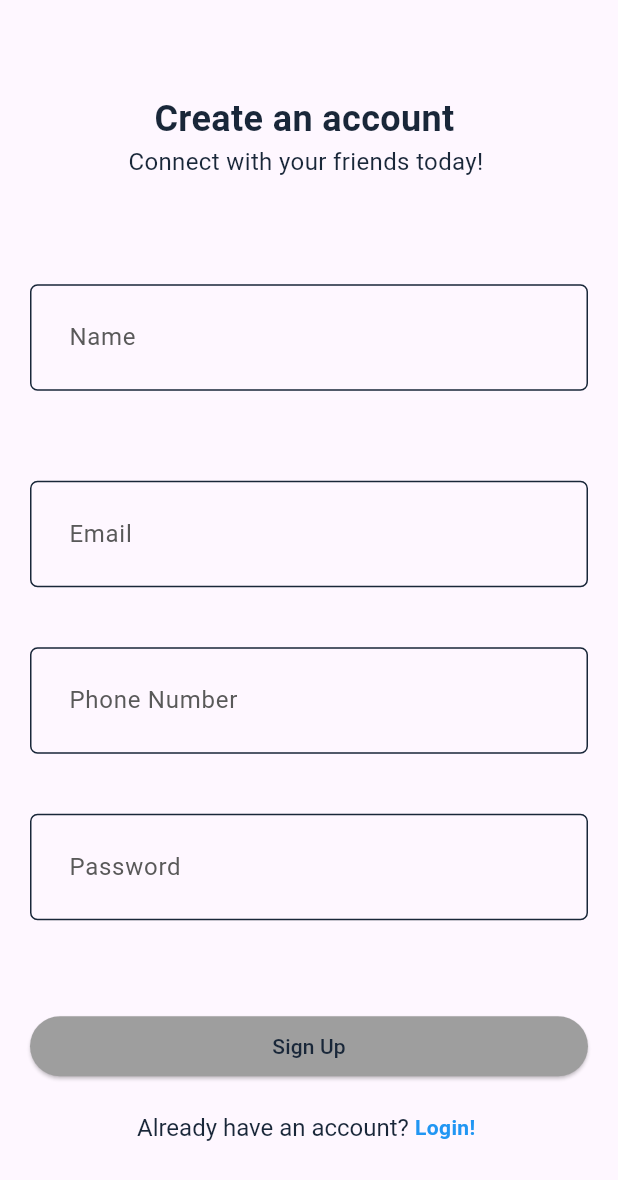
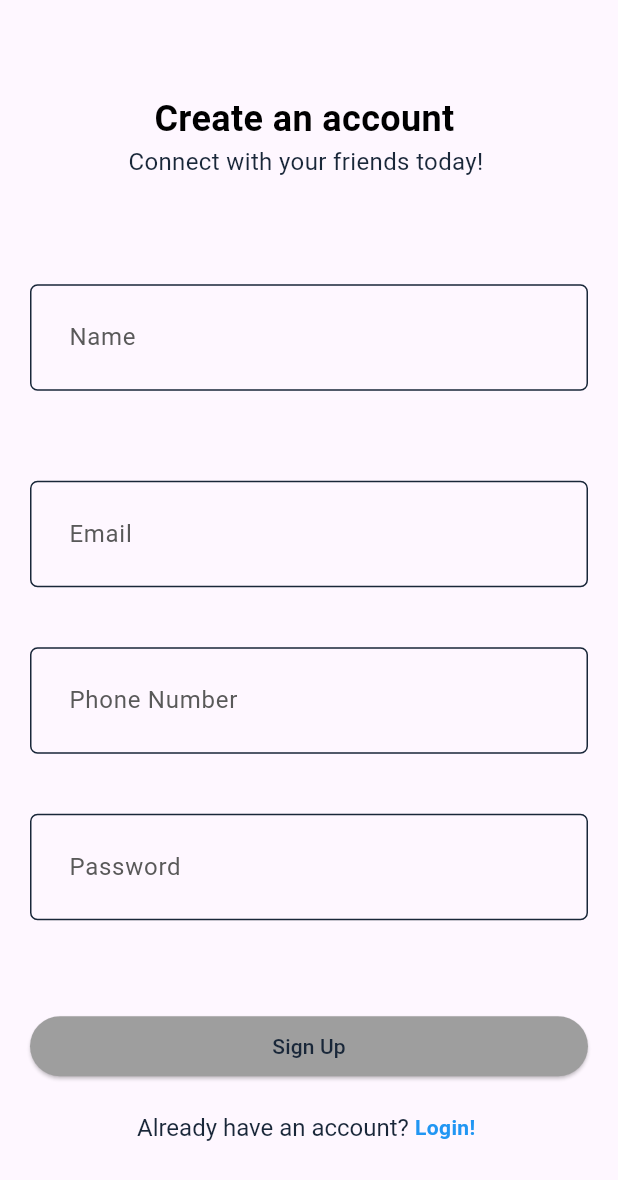
Before and after one commit to AlshehriAbdullah1/digital_hero, a Flutter app: the screen it shows after launch, after a tap on "Sign up", on a phone screen of 412 x 824 dp. Shown: the top 1180 px of the screen. Run offline on Flutter 3.47's test engine with Material 3 defaults, Android fonts, the phone set to English and light mode, and no system bars; our stand-ins replace cloud_firestore, firebase_auth, firebase_core, firebase_storage, flutter_rating_bar, flutter_riverpod and 1 more; accounts and stored records are empty.

Commit message:
Login/sign-up theme

```diff
--- a/lib/features/auth/views/login_view.dart
+++ b/lib/features/auth/views/login_view.dart
@@ -64,7 +64,7 @@ class _LoginViewState extends State<LoginView> {
                       'Hi, Welcome ',
                       style: TextStyle(
                         fontSize: 24,
-                        color: Theme.of(context).colorScheme.primary,
+                        color: Theme.of(context).colorScheme.onBackground,
                         fontWeight: FontWeight.bold,
                       ),
                     ),
@@ -114,7 +114,7 @@ class _LoginViewState extends State<LoginView> {
                       text: TextSpan(
                         style: TextStyle(
                           fontSize: 16,
-                          color: Theme.of(context).colorScheme.primary,
+                          color: Theme.of(context).colorScheme.onBackground,
                         ),
                         children: [
                           const TextSpan(text: 'Don\'t have an account? '),
--- a/lib/features/auth/views/signup_view.dart
+++ b/lib/features/auth/views/signup_view.dart
@@ -75,7 +75,7 @@ class _SignUpViewState extends State<SignUpView> {
                           'Create an account ',
                           style: TextStyle(
                             fontSize: 24,
-                            color: Theme.of(context).colorScheme.primary,
+                            color: Theme.of(context).colorScheme.onBackground,
                             fontWeight: FontWeight.bold,
                           ),
                         ),
```
Also changed, not shown: 1 other file.
